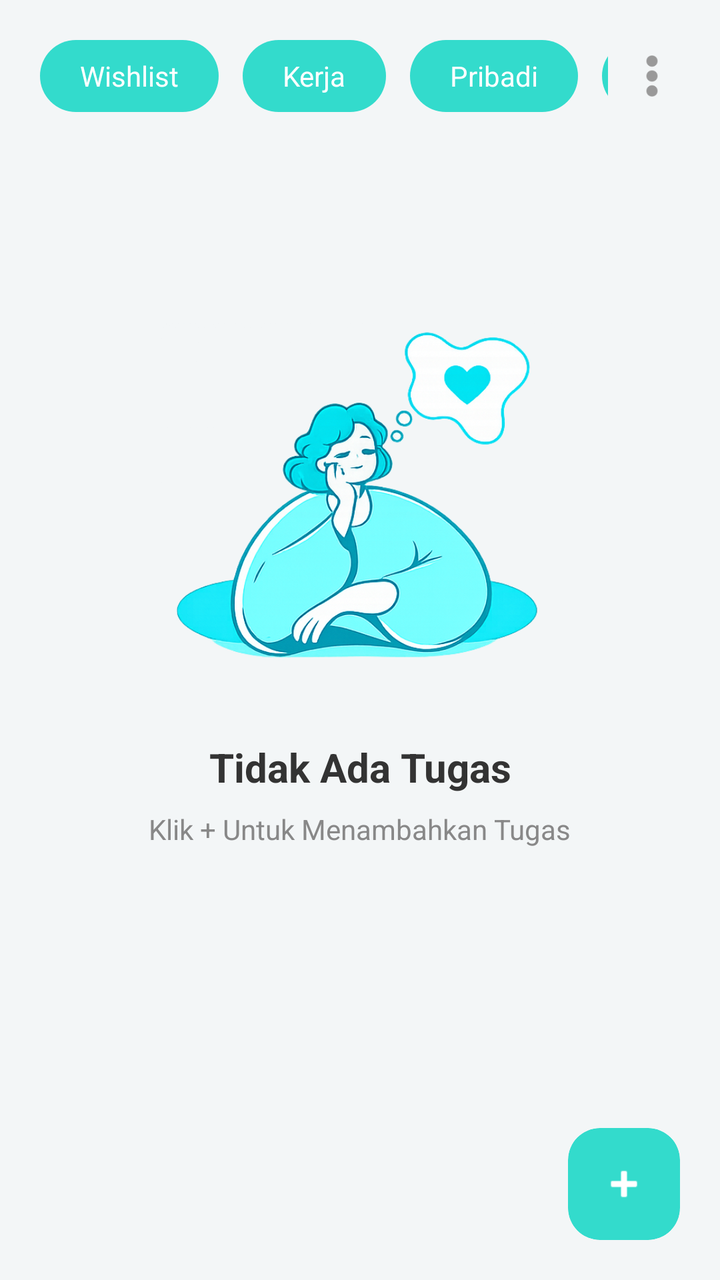
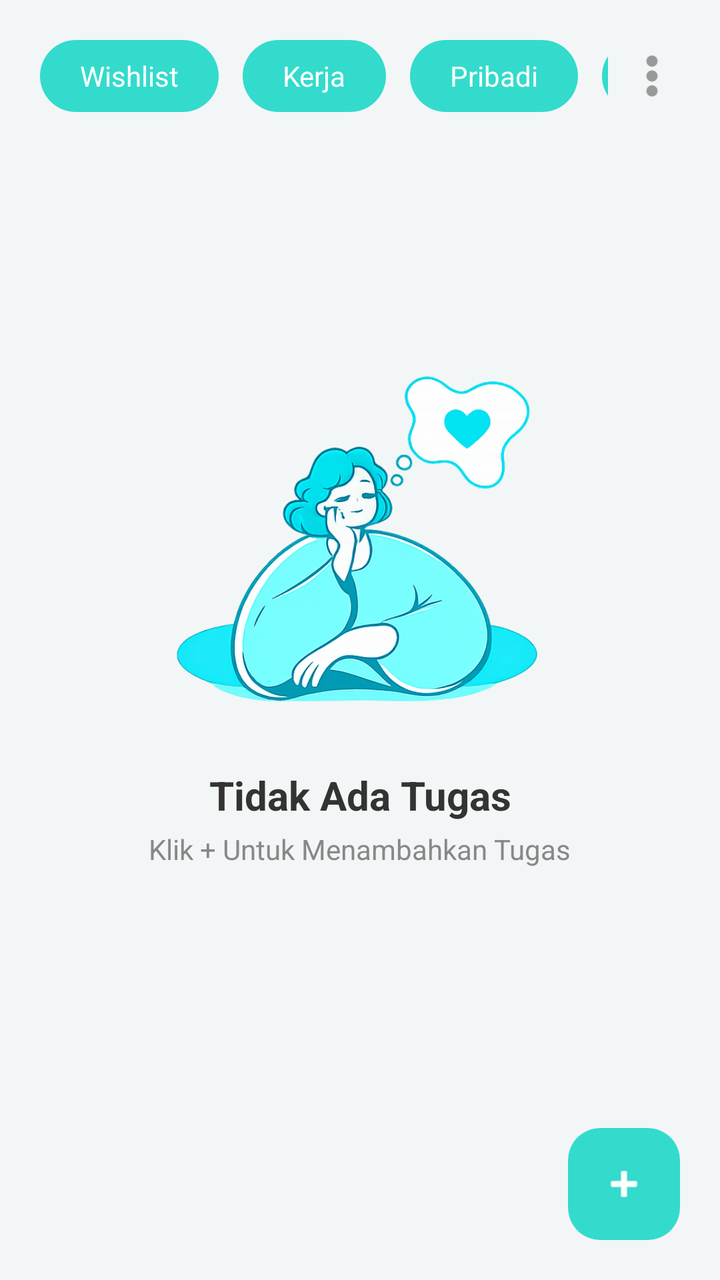

Two renders of the same Android screen: before a commit and after it. Below are the layout's source before the change and the commit's diff.
<!-- AndroidManifest.xml: application theme Theme.Todolist -->
<!-- res/layout/fragment_home.xml -->
<?xml version="1.0" encoding="utf-8"?>
<androidx.constraintlayout.widget.ConstraintLayout
    xmlns:android="http://schemas.android.com/apk/res/android"
    xmlns:app="http://schemas.android.com/apk/res-auto"
    android:layout_width="match_parent"
    android:layout_height="match_parent"
    android:background="#F3F6F7">

    <HorizontalScrollView
        android:layout_width="0dp"
        android:layout_height="wrap_content"
        android:layout_marginTop="20dp"
        android:layout_marginEnd="8dp"
        android:scrollbars="none"
        app:layout_constraintTop_toTopOf="parent"
        app:layout_constraintStart_toStartOf="parent"
        app:layout_constraintEnd_toStartOf="@+id/btnMenu">

        <LinearLayout
            android:layout_width="wrap_content"
            android:layout_height="wrap_content"
            android:orientation="horizontal"
            android:paddingHorizontal="20dp">

            <TextView android:layout_width="wrap_content" android:layout_height="36dp" android:paddingHorizontal="20dp" android:gravity="center" android:text="Wishlist" android:textColor="#FFFFFF" android:textSize="14sp" android:background="@drawable/category_selected" android:backgroundTint="#33dbcc" />

            <TextView android:layout_width="wrap_content" android:layout_height="36dp" android:paddingHorizontal="20dp" android:gravity="center" android:text="Kerja" android:textColor="#ffffff" android:textSize="14sp" android:layout_marginStart="12dp" android:background="@drawable/category_unselected" android:backgroundTint="#33dbcc"/>

            <TextView android:layout_width="wrap_content" android:layout_height="36dp" android:paddingHorizontal="20dp" android:gravity="center" android:text="Pribadi" android:textColor="#ffffff" android:textSize="14sp" android:layout_marginStart="12dp" android:background="@drawable/category_unselected" android:backgroundTint="#33dbcc"/>

            <TextView android:layout_width="wrap_content" android:layout_height="36dp" android:paddingHorizontal="20dp" android:gravity="center" android:text="Lainnya" android:textColor="#ffffff" android:textSize="14sp" android:layout_marginStart="12dp" android:background="@drawable/category_unselected" android:backgroundTint="#33dbcc"/>

        </LinearLayout>
    </HorizontalScrollView>

    <ImageView
        android:id="@+id/btnMenu"
        android:layout_width="28dp"
        android:layout_height="28dp"
        android:layout_marginTop="24dp"
        android:layout_marginEnd="20dp"
        android:src="@drawable/menu_vertical"
        app:tint="#999999"
        app:layout_constraintTop_toTopOf="parent"
        app:layout_constraintEnd_toEndOf="parent"/>

    <ImageView
        android:id="@+id/imgEmpty"
        android:layout_width="200dp"
        android:layout_height="200dp"
        android:src="@drawable/img_main"
        app:layout_constraintBottom_toBottomOf="parent"
        app:layout_constraintEnd_toEndOf="parent"
        app:layout_constraintStart_toStartOf="parent"
        app:layout_constraintTop_toTopOf="parent"
        app:layout_constraintVertical_bias="0.35" />

    <TextView
        android:id="@+id/tvEmptyTitle"
        android:layout_width="wrap_content"
        android:layout_height="wrap_content"
        android:layout_marginTop="16dp"
        android:text="Tidak Ada Tugas"
        android:textColor="#333333"
        android:textSize="20sp"
        android:textStyle="bold"
        app:layout_constraintEnd_toEndOf="parent"
        app:layout_constraintStart_toStartOf="parent"
        app:layout_constraintTop_toBottomOf="@id/imgEmpty" />

    <TextView
        android:id="@+id/tvEmptySubtitle"
        android:layout_width="wrap_content"
        android:layout_height="wrap_content"
        android:layout_marginTop="8dp"
        android:text="Klik + Untuk Menambahkan Tugas"
        android:textColor="#888888"
        android:textSize="14sp"
        app:layout_constraintEnd_toEndOf="parent"
        app:layout_constraintStart_toStartOf="parent"
        app:layout_constraintTop_toBottomOf="@id/tvEmptyTitle" />

    <com.google.android.material.card.MaterialCardView
        android:id="@+id/fabAdd"
        android:layout_width="56dp"
        android:layout_height="56dp"
        android:layout_marginEnd="20dp"
        android:layout_marginBottom="20dp"
        app:cardBackgroundColor="#33dbcc"
        app:cardCornerRadius="16dp"
        app:strokeWidth="0dp"
        app:layout_constraintBottom_toBottomOf="parent"
        app:layout_constraintEnd_toEndOf="parent">

        <ImageView
            android:layout_width="24dp"
            android:layout_height="24dp"
            android:layout_gravity="center"
            android:src="@android:drawable/ic_input_add"
            app:tint="#FFFFFF"/>

    </com.google.android.material.card.MaterialCardView>

</androidx.constraintlayout.widget.ConstraintLayout>
<!-- resources referenced by this layout -->
<resources>
  <!-- drawable category_selected (drawable) -->
  <?xml version="1.0" encoding="utf-8"?>
  <shape xmlns:android="http://schemas.android.com/apk/res/android">
      <solid android:color="#7FA7FF"/>
      <corners android:radius="28dp"/>
  </shape>
  <!-- drawable category_unselected (drawable) -->
  <?xml version="1.0" encoding="utf-8"?>
  <shape xmlns:android="http://schemas.android.com/apk/res/android">
      <solid android:color="#E8EEF9"/>
      <corners android:radius="28dp"/>
  </shape>
  <!-- drawable img_main: png bitmap (drawable, 237627 bytes) -->
  <!-- drawable menu_vertical: png bitmap (drawable, 1023 bytes) -->
  <style name="Theme.Todolist" parent="Base.Theme.Todolist" />
  <style name="Base.Theme.Todolist" parent="Theme.Material3.DayNight.NoActionBar">
          
          
      </style>
</resources>

<!-- the commit's change to res/layout/fragment_home.xml (unified diff, before → after) -->
@@ -7,6 +7,7 @@
     android:background="#F3F6F7">
 
     <HorizontalScrollView
+        android:id="@+id/categoryScroll"
         android:layout_width="0dp"
         android:layout_height="wrap_content"
         android:layout_marginTop="20dp"
@@ -23,13 +24,9 @@
             android:paddingHorizontal="20dp">
 
             <TextView android:layout_width="wrap_content" android:layout_height="36dp" android:paddingHorizontal="20dp" android:gravity="center" android:text="Wishlist" android:textColor="#FFFFFF" android:textSize="14sp" android:background="@drawable/category_selected" android:backgroundTint="#33dbcc" />
-
             <TextView android:layout_width="wrap_content" android:layout_height="36dp" android:paddingHorizontal="20dp" android:gravity="center" android:text="Kerja" android:textColor="#ffffff" android:textSize="14sp" android:layout_marginStart="12dp" android:background="@drawable/category_unselected" android:backgroundTint="#33dbcc"/>
-
             <TextView android:layout_width="wrap_content" android:layout_height="36dp" android:paddingHorizontal="20dp" android:gravity="center" android:text="Pribadi" android:textColor="#ffffff" android:textSize="14sp" android:layout_marginStart="12dp" android:background="@drawable/category_unselected" android:backgroundTint="#33dbcc"/>
-
             <TextView android:layout_width="wrap_content" android:layout_height="36dp" android:paddingHorizontal="20dp" android:gravity="center" android:text="Lainnya" android:textColor="#ffffff" android:textSize="14sp" android:layout_marginStart="12dp" android:background="@drawable/category_unselected" android:backgroundTint="#33dbcc"/>
-
         </LinearLayout>
     </HorizontalScrollView>
 
@@ -44,6 +41,15 @@
         app:layout_constraintTop_toTopOf="parent"
         app:layout_constraintEnd_toEndOf="parent"/>
 
+    <androidx.recyclerview.widget.RecyclerView
+        android:id="@+id/rvTasks"
+        android:layout_width="match_parent"
+        android:layout_height="0dp"
+        android:layout_marginTop="16dp"
+        android:visibility="gone"
+        app:layout_constraintTop_toBottomOf="@id/categoryScroll"
+        app:layout_constraintBottom_toBottomOf="parent"/>
+
     <ImageView
         android:id="@+id/imgEmpty"
         android:layout_width="200dp"
@@ -53,13 +59,13 @@
         app:layout_constraintEnd_toEndOf="parent"
         app:layout_constraintStart_toStartOf="parent"
         app:layout_constraintTop_toTopOf="parent"
-        app:layout_constraintVertical_bias="0.35" />
+        app:layout_constraintVertical_bias="0.4" />
 
     <TextView
         android:id="@+id/tvEmptyTitle"
         android:layout_width="wrap_content"
         android:layout_height="wrap_content"
-        android:layout_marginTop="16dp"
+        android:layout_marginTop="8dp"
         android:text="Tidak Ada Tugas"
         android:textColor="#333333"
         android:textSize="20sp"
@@ -72,7 +78,7 @@
         android:id="@+id/tvEmptySubtitle"
         android:layout_width="wrap_content"
         android:layout_height="wrap_content"
-        android:layout_marginTop="8dp"
+        android:layout_marginTop="4dp"
         android:text="Klik + Untuk Menambahkan Tugas"
         android:textColor="#888888"
         android:textSize="14sp"
@@ -98,7 +104,6 @@
             android:layout_gravity="center"
             android:src="@android:drawable/ic_input_add"
             app:tint="#FFFFFF"/>
-
     </com.google.android.material.card.MaterialCardView>
 
 </androidx.constraintlayout.widget.ConstraintLayout>
